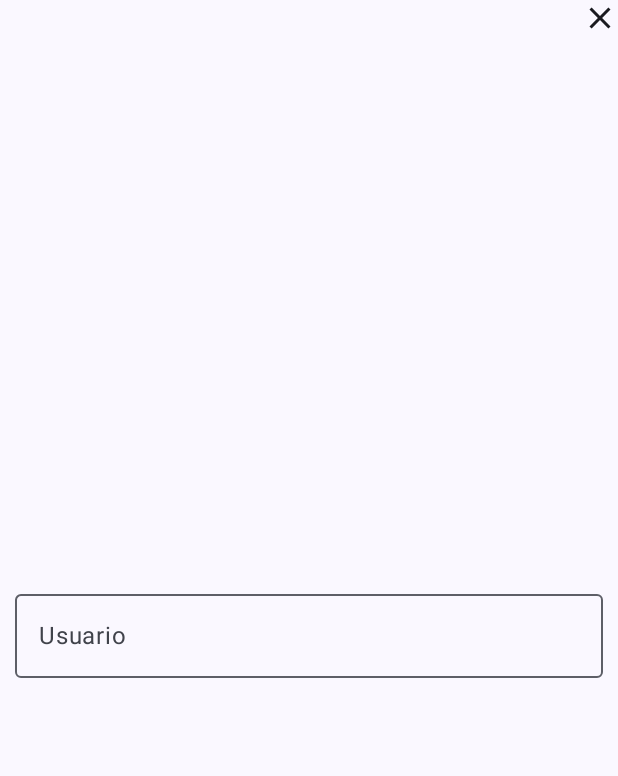
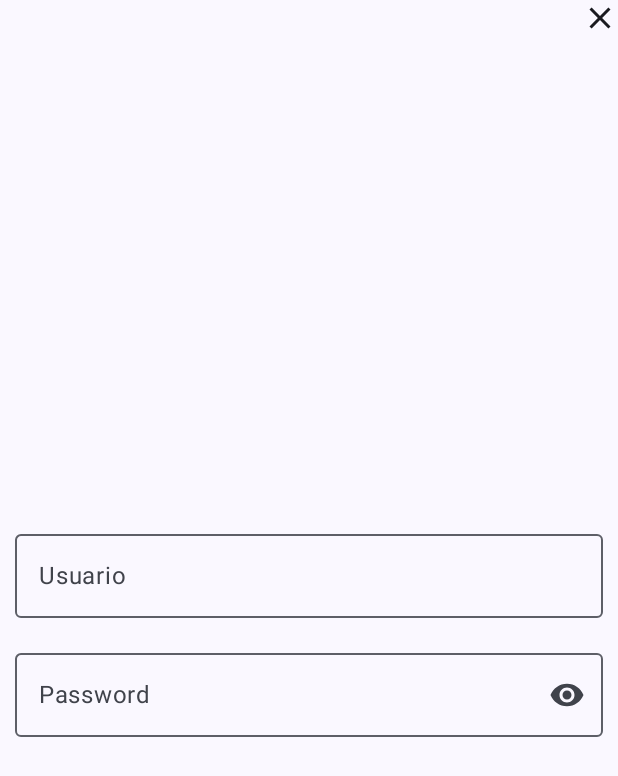
Before and after one commit to AplicacionesMoviles2/appbasicmvvm, an Android app built with Jetpack Compose: the screen it shows after launch (MainActivity), on a phone screen of 412 x 824 dp. Shown: the top 776 px of the screen. Run offline under Robolectric (Android 15) with nearby library versions, the phone set to English and light mode, and no system bars; our stand-ins replace livedata-compose.

```diff
--- a/app/src/main/java/pe/idat/appbasicmvvm/auth/AuthScreen.kt
+++ b/app/src/main/java/pe/idat/appbasicmvvm/auth/AuthScreen.kt
@@ -62,6 +62,8 @@ fun body(modifier: Modifier, authViewModel: AuthViewModel) {
     Column(modifier.padding(start = 10.dp, end = 10.dp)) {
         Spacer(Modifier.size(15.dp))
         txtusuario(usuario) { authViewModel.onLoginValueChanged(it) }
+        Spacer(Modifier.size(15.dp))
+        txtpassword(usuario) { authViewModel.onLoginValueChanged(it) }
 
     }
 }
--- a/app/src/main/java/pe/idat/appbasicmvvm/auth/AuthViewModel.kt
+++ b/app/src/main/java/pe/idat/appbasicmvvm/auth/AuthViewModel.kt
@@ -8,13 +8,15 @@ class AuthViewModel : ViewModel() {
 
     private val _usuario = MutableLiveData<String>()
     val usuario : LiveData<String> = _usuario
+    private val _password = MutableLiveData<String>()
+    val password : LiveData<String> = _password
 
-    fun onLoginValueChanged(usuario:String){
+    fun onLoginValueChanged(usuario:String, password: String){
         _usuario.value = usuario
+        _password.value = password
     }
-
     fun login(): Boolean{
-       if(usuario.value == "lsalvat") {
+       if(usuario.value == "lsalvat" && password.value == "123") {
            return true
        }
         return false
```
